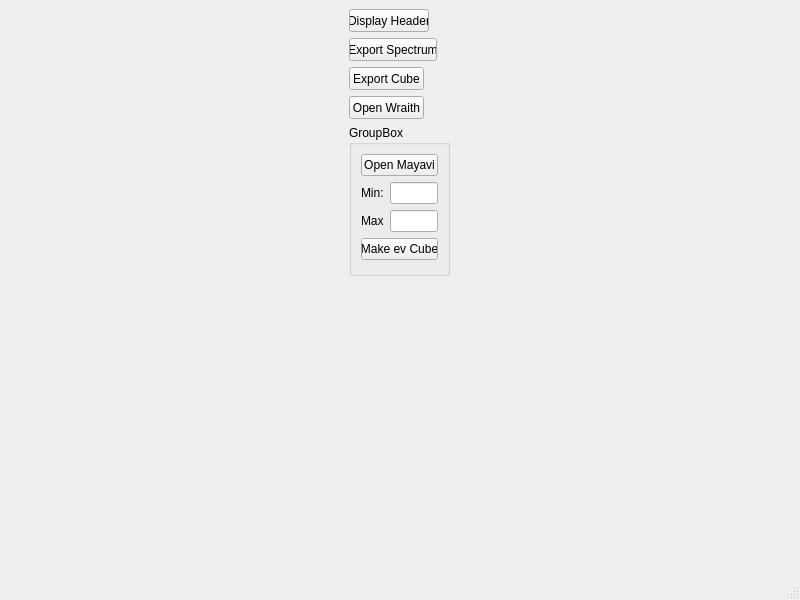
Old version of the form tab.ui in the repository jgrebel1/cubereader.
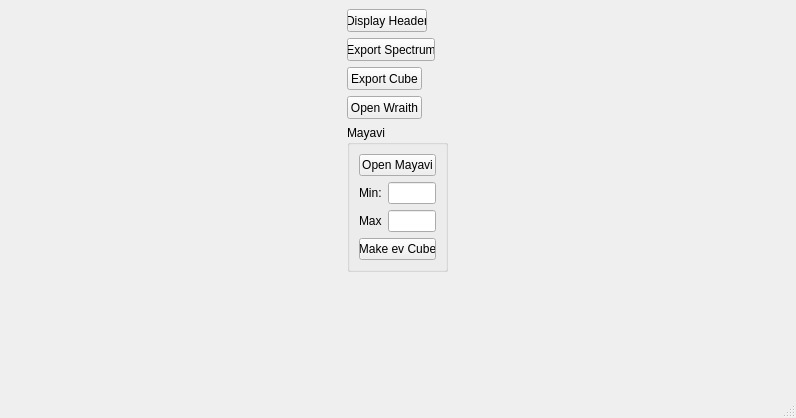
New version of the form.

Commit message: fixed layout resize bug in tab

The edit to the form file:
```diff
--- a/tab.ui
+++ b/tab.ui
@@ -6,8 +6,8 @@
    <rect>
     <x>0</x>
     <y>0</y>
-    <width>800</width>
-    <height>600</height>
+    <width>796</width>
+    <height>418</height>
    </rect>
   </property>
   <property name="windowTitle">
@@ -79,7 +79,7 @@
        </size>
       </property>
       <property name="title">
-       <string>GroupBox</string>
+       <string>Mayavi</string>
       </property>
       <layout class="QGridLayout" name="gridLayout">
        <item row="2" column="1">
```
Left out of the diff: 116 changed lines with no effect on the pictures. The commit also changes 3 other files.
